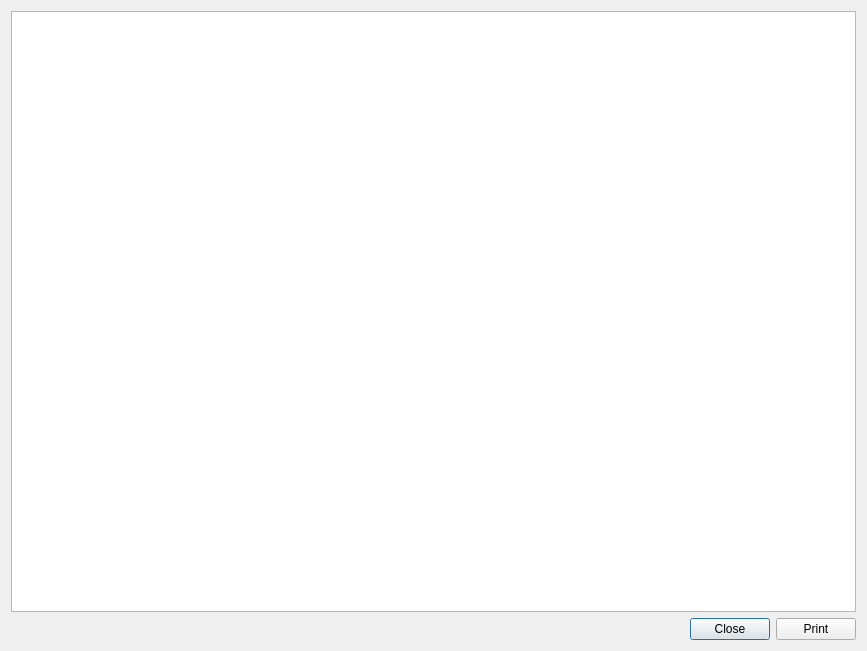
Before: the Qt Designer form src/printdialog.ui in roberto1903/companion9x, drawn with Qt 5.
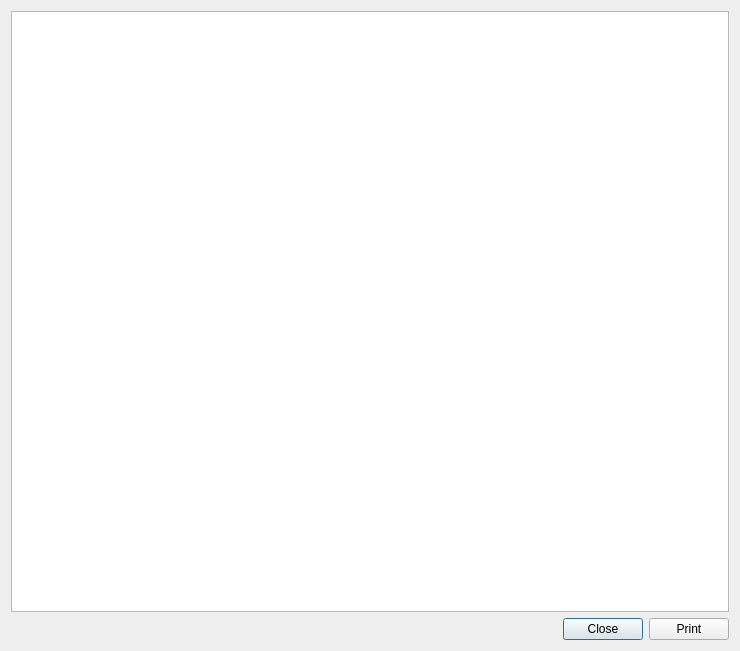
After: the same form once the commit is applied. Icons and pictures are not drawn.

Commit message: Temporary images deletion on windows close, Telemetry alarms, cosmetic fixes.

```diff
--- a/src/printdialog.ui
+++ b/src/printdialog.ui
@@ -6,7 +6,7 @@
    <rect>
     <x>0</x>
     <y>0</y>
-    <width>867</width>
+    <width>740</width>
     <height>651</height>
    </rect>
   </property>
```
The commit also changes 2 other files.
